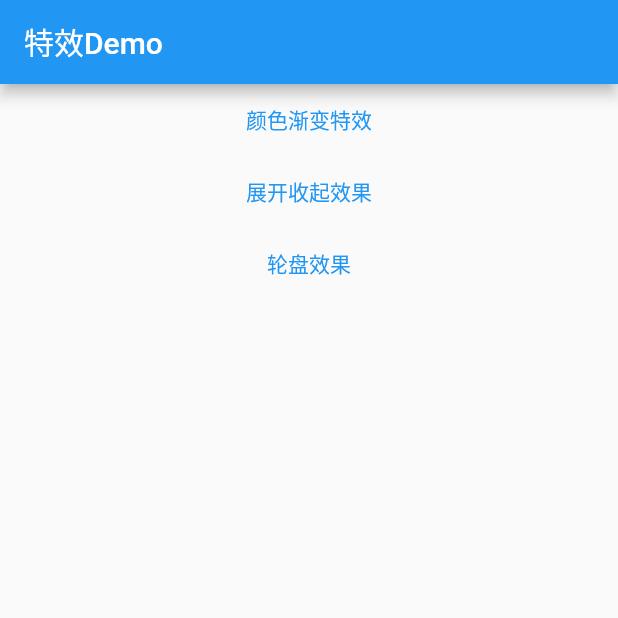
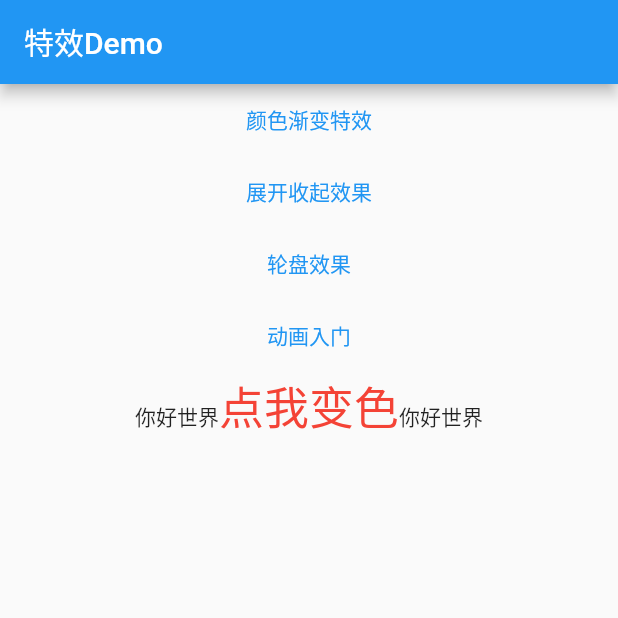
Before and after one commit to Alan-GitHub/effect_demo, a Flutter app: the screen it shows after launch, on a phone screen of 412 x 824 dp, the top half of it. Run offline on Flutter 3.47's test engine with Material 2 defaults, Android fonts, the phone set to English and light mode, and no system bars.

Commit message:
动画和手势

```diff
--- /dev/null
+++ b/lib/src/gesture/gesture_demo.dart
@@ -0,0 +1,48 @@
+import 'package:flutter/gestures.dart';
+import 'package:flutter/material.dart';
+
+class GestureDemo extends StatefulWidget {
+  const GestureDemo({Key? key}) : super(key: key);
+
+  @override
+  State<GestureDemo> createState() => _GestureDemoState();
+}
+
+class _GestureDemoState extends State<GestureDemo> {
+  final TapGestureRecognizer _tapGestureRecognizer = TapGestureRecognizer();
+  bool _toggle = false; //变色开关
+
+  @override
+  void dispose() {
+    //用到GestureRecognizer的话一定要调用其dispose方法释放资源
+    _tapGestureRecognizer.dispose();
+    super.dispose();
+  }
+
+  @override
+  Widget build(BuildContext context) {
+    return Center(
+      child: Text.rich(
+        TextSpan(
+          children: [
+            const TextSpan(text: "你好世界"),
+            TextSpan(
+              text: "点我变色",
+              style: TextStyle(
+                fontSize: 30.0,
+                color: _toggle ? Colors.blue : Colors.red,
+              ),
+              recognizer: _tapGestureRecognizer
+                ..onTap = () {
+                  setState(() {
+                    _toggle = !_toggle;
+                  });
+                },
+            ),
+            const TextSpan(text: "你好世界"),
+          ],
+        ),
+      ),
+    );
+  }
+}
--- a/lib/src/home_page.dart
+++ b/lib/src/home_page.dart
@@ -1,3 +1,4 @@
+import 'package:effect_demo/src/gesture/gesture_demo.dart';
 import 'package:effect_demo/src/lun_pan/lunpan.dart';
 import 'package:effect_demo/src/router/RouteTable.dart';
 import 'package:effect_demo/src/router/nav.dart';
@@ -39,6 +40,13 @@ class _HomePageState extends State<HomePage> {
                   },
                   child: const Text("轮盘效果"),
                 ),
+                TextButton(
+                  onPressed: () {
+                    Nav.pushName(RouteName.animationUsePage);
+                  },
+                  child: const Text("动画入门"),
+                ),
+                GestureDemo(),
               ],
             ),
           ),
--- a/lib/src/router/RouteTable.dart
+++ b/lib/src/router/RouteTable.dart
@@ -1,3 +1,4 @@
+import 'package:effect_demo/src/animation_use/animation_use_page.dart';
 import 'package:effect_demo/src/expand_collapse/expand_collapse_page.dart';
 import 'package:effect_demo/src/lun_pan/context_menu.dart';
 import 'package:effect_demo/src/lun_pan/lunpan.dart';
@@ -14,6 +15,7 @@ class RouteName {
   static const String colorEffectPage = 'colorEffectPage';
   static const String expandCollapsePage = 'expandCollapsePage';
   static const String kindaCodeDemo = 'kindaCodeDemo';
+  static const String animationUsePage = 'animationUsePage';
 }
 
 ///注册路由页面
@@ -28,6 +30,7 @@ class RouteTable {
       RouteName.colorEffectPage: (BuildContext context) => const ColorEffectPage(),
       RouteName.expandCollapsePage: (BuildContext context) =>  const AnimatedContainerExample(),
       RouteName.kindaCodeDemo: (BuildContext context) =>  const KindaCodeDemo(),
+      RouteName.animationUsePage: (BuildContext context) =>  const AnimationUsePage(),
     };
   }
 
```
Also changed, not shown: lib/src/animation_use/animation_use_page.dart (added, +60 -0 lines).
